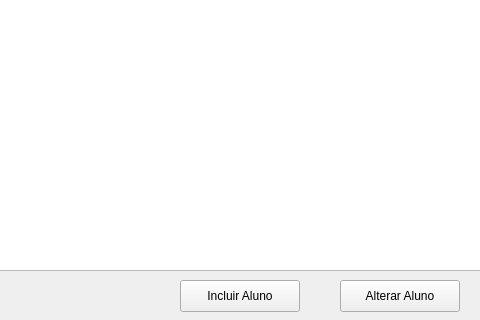
Old version of the form ui/alunos.ui in the repository fabio-guilherme/centroexplicacoes; both pictures show x 160 to 640 and y 280 to 600 of the 800 by 600 pixel window.
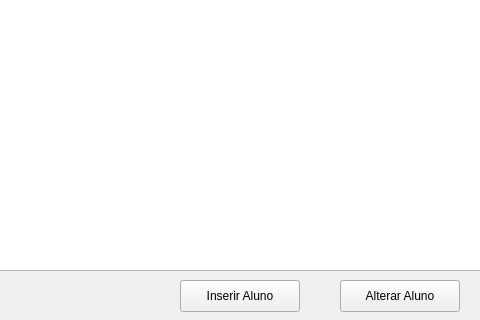
New version of the form.

Patch:
```diff
--- a/ui/alunos.ui
+++ b/ui/alunos.ui
@@ -59,7 +59,7 @@
      </rect>
     </property>
     <property name="text">
-     <string>Incluir Aluno</string>
+     <string>Inserir Aluno</string>
     </property>
    </widget>
    <widget class="QPushButton" name="btnAlterarAluno">
```
Left out of the diff: 2 changed lines with no effect on the pictures.
